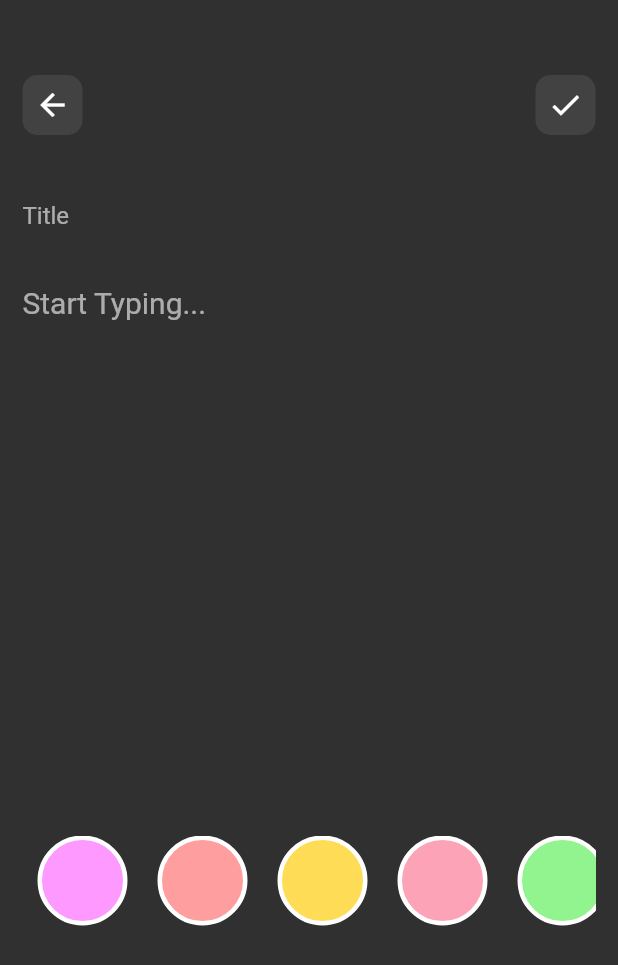
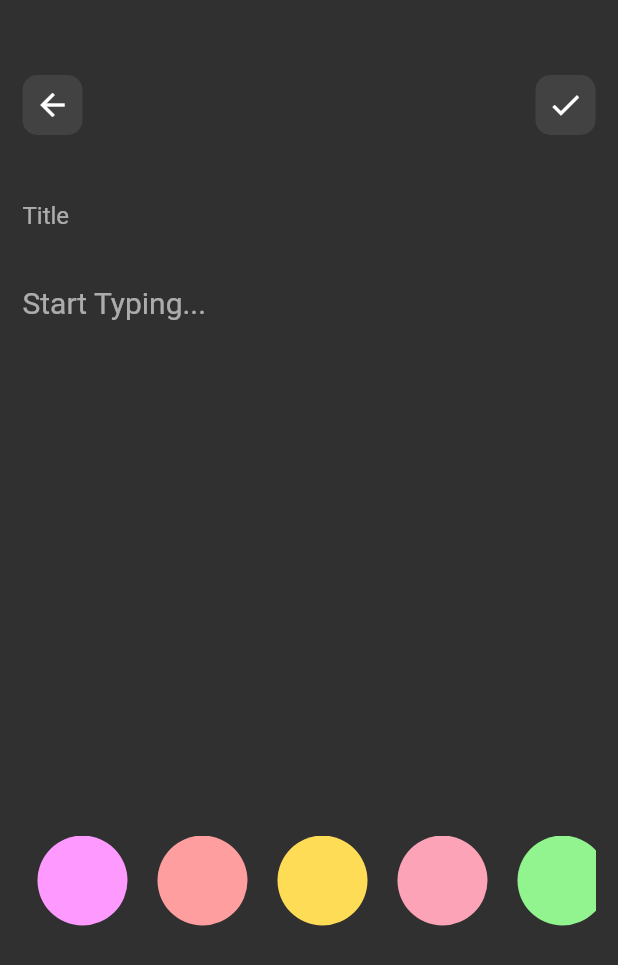
Before and after one commit to Aamirkhan55/colorful_notes_app, a Flutter app: the CreateNoteScreen screen opened directly, on a phone screen of 412 x 824 dp. Shown: the top 965 px of the screen. Run offline on Flutter 3.47's test engine with Material 2 defaults, Android fonts, the phone set to English and light mode, and no system bars.

Commit message:
Selected Color

```diff
--- a/lib/screens/create_note_screen.dart
+++ b/lib/screens/create_note_screen.dart
@@ -11,10 +11,10 @@ class CreateNoteScreen extends StatefulWidget {
 }
 
 class _CreateNoteScreenState extends State<CreateNoteScreen> {
-
   final TextEditingController _titleController = TextEditingController();
   final TextEditingController _bodyController = TextEditingController();
 
+  int selectedColor = 4294967295;
   @override
   void dispose() {
     _titleController.dispose();
@@ -63,21 +63,29 @@ class _CreateNoteScreenState extends State<CreateNoteScreen> {
                     scrollDirection: Axis.horizontal,
                     itemBuilder: (context, index) {
                       final singleColor = predefinedColors[index];
-                    return Container(
+                      return GestureDetector(
+                        onTap: () {
+                          setState(() {
+                            selectedColor = singleColor.value;
+                          });
+                        },
+                        child: Container(
                           width: 60,
                           height: 60,
                           margin: const EdgeInsets.symmetric(horizontal: 10),
-                      decoration:BoxDecoration(
+                          decoration: BoxDecoration(
                             color: singleColor,
                             border: Border.all(
                                 width: 3,
-                          color: Colors.white,
+                                color: selectedColor == singleColor.value
+                                    ? Colors.white
+                                    : Colors.transparent,
                                     ),
                             shape: BoxShape.circle,
                           ),
+                        ),
                       );
-                  }
-                  ),
+                    }),
               ),
             ],
           ),
```
Lines whose indentation alone changed are shown as unchanged.
